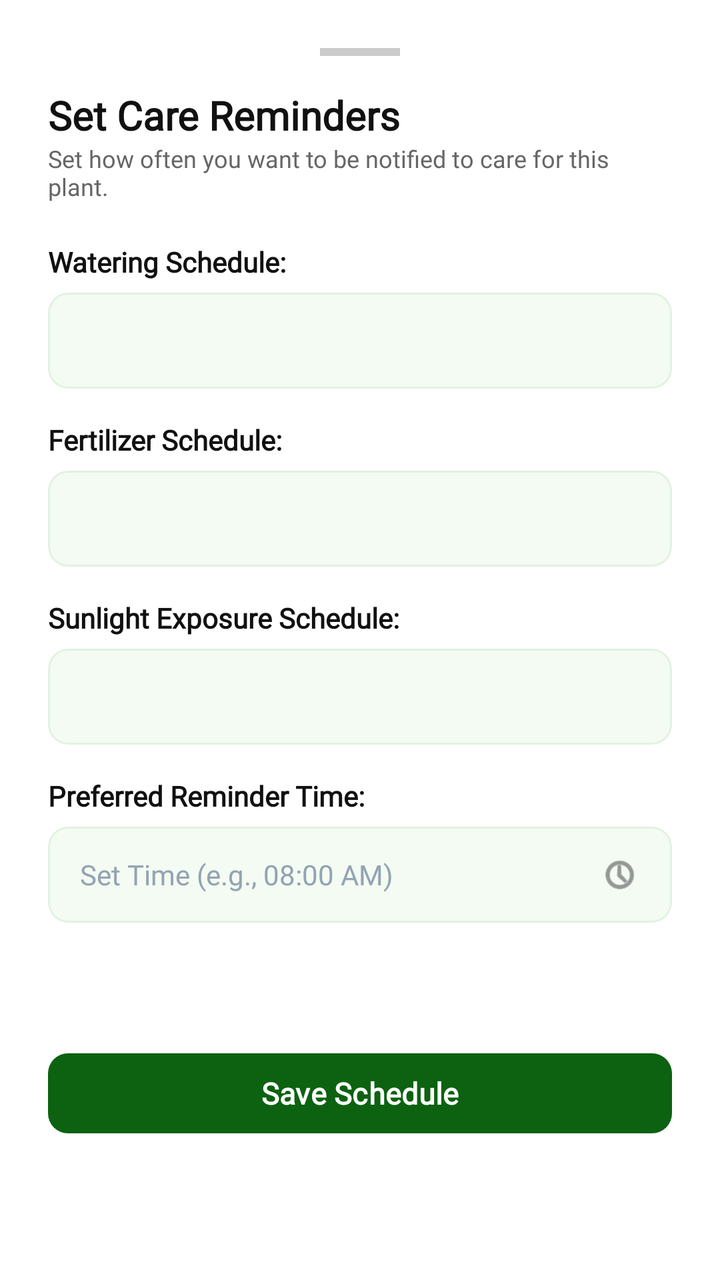
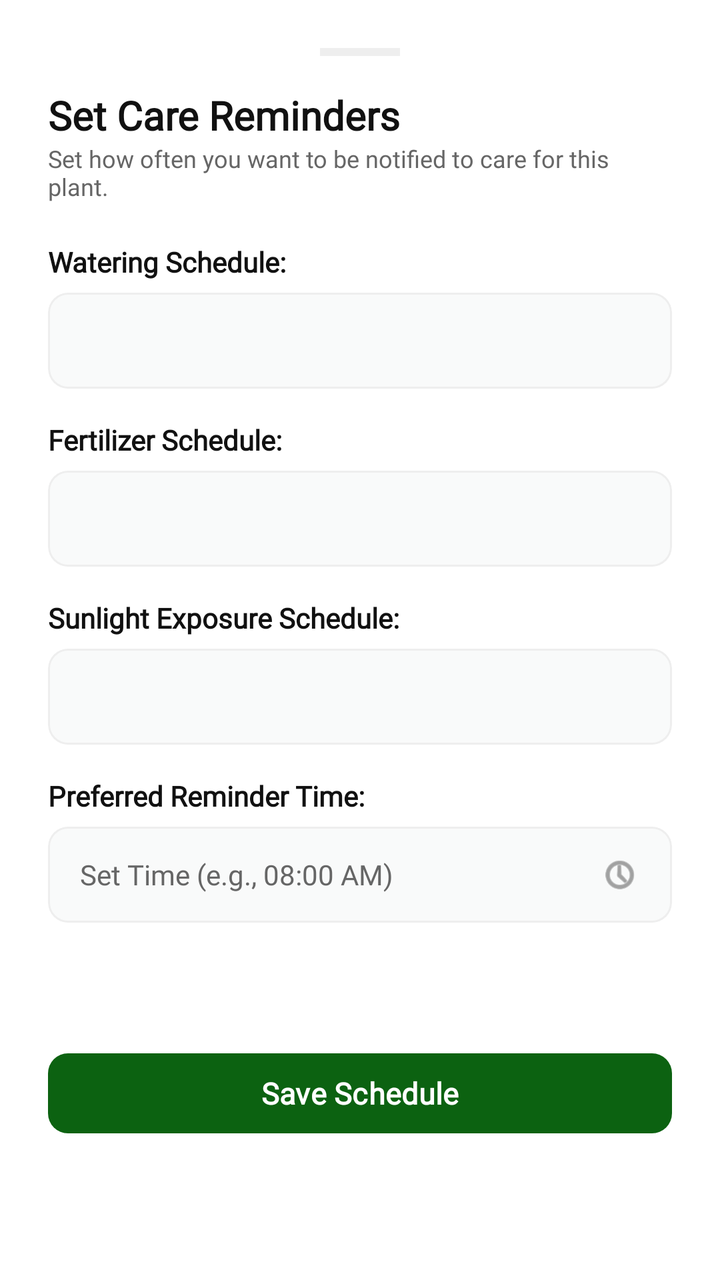

Compare the two renders of this Android layout. The source of the first and the diff that turns it into the second are given below.
<!-- AndroidManifest.xml: application theme Theme.SmartGrow -->
<!-- res/layout/dialog_plant_reminder_sheet.xml -->
<?xml version="1.0" encoding="utf-8"?>
<androidx.core.widget.NestedScrollView
    xmlns:android="http://schemas.android.com/apk/res/android"
    xmlns:app="http://schemas.android.com/apk/res-auto"
    android:layout_width="match_parent"
    android:layout_height="wrap_content"
    android:fillViewport="true"
    android:background="@drawable/bg_bottom_sheet_rounded">

    <androidx.constraintlayout.widget.ConstraintLayout
        android:layout_width="match_parent"
        android:layout_height="wrap_content"
        android:padding="24dp">

        
        <View
            android:id="@+id/view_reminder_drag_handle"
            android:layout_width="40dp"
            android:layout_height="4dp"
            android:background="#CCCCCC"
            app:layout_constraintTop_toTopOf="parent"
            app:layout_constraintEnd_toEndOf="parent"
            app:layout_constraintStart_toStartOf="parent" />

        <TextView
            android:id="@+id/tv_reminder_title"
            android:layout_width="wrap_content"
            android:layout_height="wrap_content"
            android:text="Set Care Reminders"
            android:textSize="20sp"
            android:textStyle="bold"
            android:textColor="#111111"
            android:fontFamily="@font/poppins"
            android:layout_marginTop="16dp"
            app:layout_constraintTop_toBottomOf="@id/view_reminder_drag_handle"
            app:layout_constraintStart_toStartOf="parent" />

        <TextView
            android:id="@+id/tv_reminder_subtitle"
            android:layout_width="0dp"
            android:layout_height="wrap_content"
            android:text="Set how often you want to be notified to care for this plant."
            android:textSize="12sp"
            android:textColor="#666666"
            android:fontFamily="@font/poppins"
            app:layout_constraintTop_toBottomOf="@id/tv_reminder_title"
            app:layout_constraintStart_toStartOf="parent"
            app:layout_constraintEnd_toEndOf="parent" />

        
        <TextView
            android:id="@+id/lbl_watering_frequency"
            android:layout_width="wrap_content"
            android:layout_height="wrap_content"
            android:text="Watering Schedule:"
            android:textStyle="bold"
            android:textColor="#111111"
            android:textSize="14sp"
            android:fontFamily="@font/poppins"
            android:layout_marginTop="20dp"
            app:layout_constraintTop_toBottomOf="@id/tv_reminder_subtitle"
            app:layout_constraintStart_toStartOf="parent" />

        <com.google.android.material.card.MaterialCardView
            android:id="@+id/card_watering_spinner"
            android:layout_width="match_parent"
            android:layout_height="48dp"
            android:layout_marginTop="6dp"
            app:cardCornerRadius="10dp"
            app:cardElevation="0dp"
            app:cardBackgroundColor="#F3FBF2"
            app:strokeWidth="1dp"
            app:strokeColor="#E2F2E1"
            app:layout_constraintTop_toBottomOf="@id/lbl_watering_frequency">
            <Spinner
                android:id="@+id/spinner_watering_frequency"
                android:layout_width="match_parent"
                android:layout_height="match_parent"
                android:paddingHorizontal="16dp"
                android:background="@android:color/transparent" />
        </com.google.android.material.card.MaterialCardView>

        
        <TextView
            android:id="@+id/lbl_fertilizing_frequency"
            android:layout_width="wrap_content"
            android:layout_height="wrap_content"
            android:text="Fertilizer Schedule:"
            android:textStyle="bold"
            android:textColor="#111111"
            android:textSize="14sp"
            android:fontFamily="@font/poppins"
            android:layout_marginTop="16dp"
            app:layout_constraintTop_toBottomOf="@id/card_watering_spinner"
            app:layout_constraintStart_toStartOf="parent" />

        <com.google.android.material.card.MaterialCardView
            android:id="@+id/card_fertilizing_spinner"
            android:layout_width="match_parent"
            android:layout_height="48dp"
            android:layout_marginTop="6dp"
            app:cardCornerRadius="10dp"
            app:cardElevation="0dp"
            app:cardBackgroundColor="#F3FBF2"
            app:strokeWidth="1dp"
            app:strokeColor="#E2F2E1"
            app:layout_constraintTop_toBottomOf="@id/lbl_fertilizing_frequency">
            <Spinner
                android:id="@+id/spinner_fertilizing_frequency"
                android:layout_width="match_parent"
                android:layout_height="match_parent"
                android:paddingHorizontal="16dp"
                android:background="@android:color/transparent" />
        </com.google.android.material.card.MaterialCardView>

        
        <TextView
            android:id="@+id/lbl_sunlight_frequency"
            android:layout_width="wrap_content"
            android:layout_height="wrap_content"
            android:text="Sunlight Exposure Schedule:"
            android:textStyle="bold"
            android:textColor="#111111"
            android:textSize="14sp"
            android:fontFamily="@font/poppins"
            android:layout_marginTop="16dp"
            app:layout_constraintTop_toBottomOf="@id/card_fertilizing_spinner"
            app:layout_constraintStart_toStartOf="parent" />

        <com.google.android.material.card.MaterialCardView
            android:id="@+id/card_sunlight_spinner"
            android:layout_width="match_parent"
            android:layout_height="48dp"
            android:layout_marginTop="6dp"
            app:cardCornerRadius="10dp"
            app:cardElevation="0dp"
            app:cardBackgroundColor="#F3FBF2"
            app:strokeWidth="1dp"
            app:strokeColor="#E2F2E1"
            app:layout_constraintTop_toBottomOf="@id/lbl_sunlight_frequency">
            <Spinner
                android:id="@+id/spinner_sunlight_frequency"
                android:layout_width="match_parent"
                android:layout_height="match_parent"
                android:paddingHorizontal="16dp"
                android:background="@android:color/transparent" />
        </com.google.android.material.card.MaterialCardView>

        
        <TextView
            android:id="@+id/lbl_reminder_time"
            android:layout_width="wrap_content"
            android:layout_height="wrap_content"
            android:text="Preferred Reminder Time:"
            android:textStyle="bold"
            android:textColor="#111111"
            android:textSize="14sp"
            android:fontFamily="@font/poppins"
            android:layout_marginTop="16dp"
            app:layout_constraintTop_toBottomOf="@id/card_sunlight_spinner"
            app:layout_constraintStart_toStartOf="parent" />

        <com.google.android.material.card.MaterialCardView
            android:id="@+id/card_reminder_time"
            android:layout_width="match_parent"
            android:layout_height="48dp"
            android:layout_marginTop="6dp"
            app:cardCornerRadius="10dp"
            app:cardElevation="0dp"
            app:cardBackgroundColor="#F3FBF2"
            app:strokeWidth="1dp"
            app:strokeColor="#E2F2E1"
            app:layout_constraintTop_toBottomOf="@id/lbl_reminder_time">
            <RelativeLayout
                android:layout_width="match_parent"
                android:layout_height="match_parent"
                android:paddingHorizontal="16dp">
                <EditText
                    android:id="@+id/et_reminder_time"
                    android:layout_width="match_parent"
                    android:layout_height="match_parent"
                    android:layout_toLeftOf="@id/img_clock_icon"
                    android:layout_toStartOf="@id/img_clock_icon"
                    android:background="@android:color/transparent"
                    android:hint="Set Time (e.g., 08:00 AM)"
                    android:textColorHint="#94A3B3"
                    android:textColor="#111111"
                    android:textSize="14sp"
                    android:focusable="false"
                    android:clickable="true"
                    android:fontFamily="@font/poppins" />
                <ImageView
                    android:id="@+id/img_clock_icon"
                    android:layout_width="20dp"
                    android:layout_height="20dp"
                    android:layout_alignParentEnd="true"
                    android:layout_alignParentRight="true"
                    android:layout_centerVertical="true"
                    android:contentDescription="Clock Icon"
                    android:src="@android:drawable/ic_menu_recent_history"
                    app:tint="#555555" />
            </RelativeLayout>
        </com.google.android.material.card.MaterialCardView>

        
        <com.google.android.material.button.MaterialButton
            android:id="@+id/btn_save_reminder"
            android:layout_width="0dp"
            android:layout_height="48dp"
            android:layout_marginTop="24dp"
            android:layout_marginBottom="8dp"
            android:text="Save Schedule"
            android:textAllCaps="false"
            android:textColor="#FFFFFF"
            android:textSize="15sp"
            android:textStyle="bold"
            android:fontFamily="@font/poppins"
            app:backgroundTint="#0C6211"
            app:cornerRadius="10dp"
            app:layout_constraintTop_toBottomOf="@id/card_reminder_time"
            app:layout_constraintBottom_toBottomOf="parent"
            app:layout_constraintEnd_toEndOf="parent"
            app:layout_constraintStart_toStartOf="parent" />

    </androidx.constraintlayout.widget.ConstraintLayout>
</androidx.core.widget.NestedScrollView>
<!-- resources referenced by this layout -->
<resources>
  <!-- drawable bg_bottom_sheet_rounded (drawable) -->
  <?xml version="1.0" encoding="utf-8"?>
  <shape xmlns:android="http://schemas.android.com/apk/res/android">
      <solid android:color="#FFFFFF" />
      <corners
          android:topLeftRadius="24dp"
          android:topRightRadius="24dp" />
  </shape>
  <style name="Theme.SmartGrow" parent="Base.Theme.SmartGrow" />
  <style name="Base.Theme.SmartGrow" parent="Theme.Material3.DayNight.NoActionBar">
          <item name="android:windowBackground">@android:color/white</item>
          <item name="android:windowDisablePreview">true</item>
  
          
          <item name="android:statusBarColor">#FFFFFF</item>
          <item name="android:windowLightStatusBar">true</item>
  
          
          <item name="android:navigationBarColor">#FFFFFF</item>
          <item name="android:windowLightNavigationBar" tools:targetApi="o">true</item>
  
          <item name="android:windowDrawsSystemBarBackgrounds">true</item>
          <item name="android:windowTranslucentStatus">false</item>
          <item name="android:windowTranslucentNavigation">false</item>
      </style>
</resources>

<!-- the commit's change to res/layout/dialog_plant_reminder_sheet.xml (unified diff, before → after) -->
@@ -5,7 +5,7 @@
     android:layout_width="match_parent"
     android:layout_height="wrap_content"
     android:fillViewport="true"
-    android:background="@drawable/bg_bottom_sheet_rounded">
+    android:background="@color/card_background">
 
     <androidx.constraintlayout.widget.ConstraintLayout
         android:layout_width="match_parent"
@@ -17,7 +17,7 @@
             android:id="@+id/view_reminder_drag_handle"
             android:layout_width="40dp"
             android:layout_height="4dp"
-            android:background="#CCCCCC"
+            android:background="@color/divider"
             app:layout_constraintTop_toTopOf="parent"
             app:layout_constraintEnd_toEndOf="parent"
             app:layout_constraintStart_toStartOf="parent" />
@@ -29,7 +29,7 @@
             android:text="Set Care Reminders"
             android:textSize="20sp"
             android:textStyle="bold"
-            android:textColor="#111111"
+            android:textColor="@color/text_primary"
             android:fontFamily="@font/poppins"
             android:layout_marginTop="16dp"
             app:layout_constraintTop_toBottomOf="@id/view_reminder_drag_handle"
@@ -41,7 +41,7 @@
             android:layout_height="wrap_content"
             android:text="Set how often you want to be notified to care for this plant."
             android:textSize="12sp"
-            android:textColor="#666666"
+            android:textColor="@color/text_secondary"
             android:fontFamily="@font/poppins"
             app:layout_constraintTop_toBottomOf="@id/tv_reminder_title"
             app:layout_constraintStart_toStartOf="parent"
@@ -54,7 +54,7 @@
             android:layout_height="wrap_content"
             android:text="Watering Schedule:"
             android:textStyle="bold"
-            android:textColor="#111111"
+            android:textColor="@color/text_primary"
             android:textSize="14sp"
             android:fontFamily="@font/poppins"
             android:layout_marginTop="20dp"
@@ -68,9 +68,9 @@
             android:layout_marginTop="6dp"
             app:cardCornerRadius="10dp"
             app:cardElevation="0dp"
-            app:cardBackgroundColor="#F3FBF2"
-            app:strokeWidth="1dp"
-            app:strokeColor="#E2F2E1"
+            app:cardBackgroundColor="@color/background"
+            app:strokeWidth="1dp"
+            app:strokeColor="@color/divider"
             app:layout_constraintTop_toBottomOf="@id/lbl_watering_frequency">
             <Spinner
                 android:id="@+id/spinner_watering_frequency"
@@ -87,7 +87,7 @@
             android:layout_height="wrap_content"
             android:text="Fertilizer Schedule:"
             android:textStyle="bold"
-            android:textColor="#111111"
+            android:textColor="@color/text_primary"
             android:textSize="14sp"
             android:fontFamily="@font/poppins"
             android:layout_marginTop="16dp"
@@ -101,9 +101,9 @@
             android:layout_marginTop="6dp"
             app:cardCornerRadius="10dp"
             app:cardElevation="0dp"
-            app:cardBackgroundColor="#F3FBF2"
-            app:strokeWidth="1dp"
-            app:strokeColor="#E2F2E1"
+            app:cardBackgroundColor="@color/background"
+            app:strokeWidth="1dp"
+            app:strokeColor="@color/divider"
             app:layout_constraintTop_toBottomOf="@id/lbl_fertilizing_frequency">
             <Spinner
                 android:id="@+id/spinner_fertilizing_frequency"
@@ -120,7 +120,7 @@
             android:layout_height="wrap_content"
             android:text="Sunlight Exposure Schedule:"
             android:textStyle="bold"
-            android:textColor="#111111"
+            android:textColor="@color/text_primary"
             android:textSize="14sp"
             android:fontFamily="@font/poppins"
             android:layout_marginTop="16dp"
@@ -134,9 +134,9 @@
             android:layout_marginTop="6dp"
             app:cardCornerRadius="10dp"
             app:cardElevation="0dp"
-            app:cardBackgroundColor="#F3FBF2"
-            app:strokeWidth="1dp"
-            app:strokeColor="#E2F2E1"
+            app:cardBackgroundColor="@color/background"
+            app:strokeWidth="1dp"
+            app:strokeColor="@color/divider"
             app:layout_constraintTop_toBottomOf="@id/lbl_sunlight_frequency">
             <Spinner
                 android:id="@+id/spinner_sunlight_frequency"
@@ -153,7 +153,7 @@
             android:layout_height="wrap_content"
             android:text="Preferred Reminder Time:"
             android:textStyle="bold"
-            android:textColor="#111111"
+            android:textColor="@color/text_primary"
             android:textSize="14sp"
             android:fontFamily="@font/poppins"
             android:layout_marginTop="16dp"
@@ -167,9 +167,9 @@
             android:layout_marginTop="6dp"
             app:cardCornerRadius="10dp"
             app:cardElevation="0dp"
-            app:cardBackgroundColor="#F3FBF2"
-            app:strokeWidth="1dp"
-            app:strokeColor="#E2F2E1"
+            app:cardBackgroundColor="@color/background"
+            app:strokeWidth="1dp"
+            app:strokeColor="@color/divider"
             app:layout_constraintTop_toBottomOf="@id/lbl_reminder_time">
             <RelativeLayout
                 android:layout_width="match_parent"
@@ -183,8 +183,8 @@
                     android:layout_toStartOf="@id/img_clock_icon"
                     android:background="@android:color/transparent"
                     android:hint="Set Time (e.g., 08:00 AM)"
-                    android:textColorHint="#94A3B3"
-                    android:textColor="#111111"
+                    android:textColorHint="@color/text_secondary"
+                    android:textColor="@color/text_primary"
                     android:textSize="14sp"
                     android:focusable="false"
                     android:clickable="true"
@@ -198,7 +198,7 @@
                     android:layout_centerVertical="true"
                     android:contentDescription="Clock Icon"
                     android:src="@android:drawable/ic_menu_recent_history"
-                    app:tint="#555555" />
+                    app:tint="@color/text_secondary" />
             </RelativeLayout>
         </com.google.android.material.card.MaterialCardView>
 
@@ -211,11 +211,11 @@
             android:layout_marginBottom="8dp"
             android:text="Save Schedule"
             android:textAllCaps="false"
-            android:textColor="#FFFFFF"
+            android:textColor="@color/white"
             android:textSize="15sp"
             android:textStyle="bold"
             android:fontFamily="@font/poppins"
-            app:backgroundTint="#0C6211"
+            app:backgroundTint="@color/primary_green"
             app:cornerRadius="10dp"
             app:layout_constraintTop_toBottomOf="@id/card_reminder_time"
             app:layout_constraintBottom_toBottomOf="parent"
<!-- resource entries referenced after the edit -->
@@ -1,24 +1,23 @@
 <!-- resources referenced by this layout -->
 <resources>
-  <!-- drawable bg_bottom_sheet_rounded (drawable) -->
-  <?xml version="1.0" encoding="utf-8"?>
-  <shape xmlns:android="http://schemas.android.com/apk/res/android">
-      <solid android:color="#FFFFFF" />
-      <corners
-          android:topLeftRadius="24dp"
-          android:topRightRadius="24dp" />
-  </shape>
+  <color name="background">#F9FAFA</color>
+  <color name="card_background">#FFFFFF</color>
+  <color name="divider">#EEEEEE</color>
+  <color name="primary_green">#0C6211</color>
+  <color name="text_primary">#111111</color>
+  <color name="text_secondary">#666666</color>
+  <color name="white">#FFFFFFFF</color>
   <style name="Theme.SmartGrow" parent="Base.Theme.SmartGrow" />
   <style name="Base.Theme.SmartGrow" parent="Theme.Material3.DayNight.NoActionBar">
-          <item name="android:windowBackground">@android:color/white</item>
+          <item name="android:windowBackground">@color/background</item>
           <item name="android:windowDisablePreview">true</item>
   
           
-          <item name="android:statusBarColor">#FFFFFF</item>
+          <item name="android:statusBarColor">@color/background</item>
           <item name="android:windowLightStatusBar">true</item>
   
           
-          <item name="android:navigationBarColor">#FFFFFF</item>
+          <item name="android:navigationBarColor">@color/background</item>
           <item name="android:windowLightNavigationBar" tools:targetApi="o">true</item>
   
           <item name="android:windowDrawsSystemBarBackgrounds">true</item>
